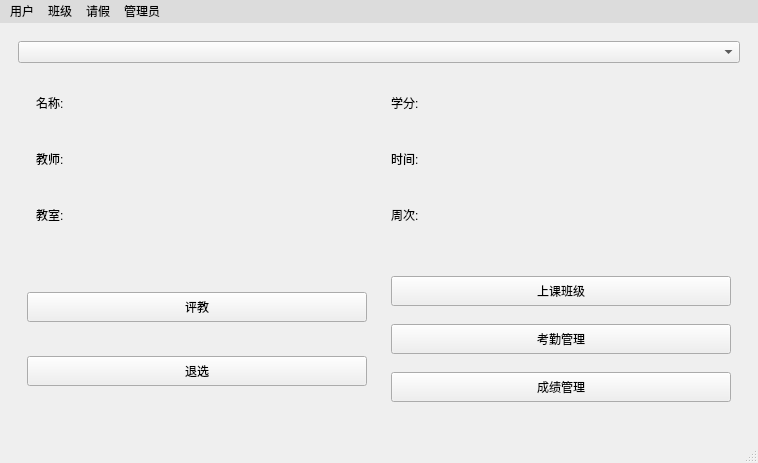
MisakiFx/zeus, file mainwindow.ui: the form before one commit.
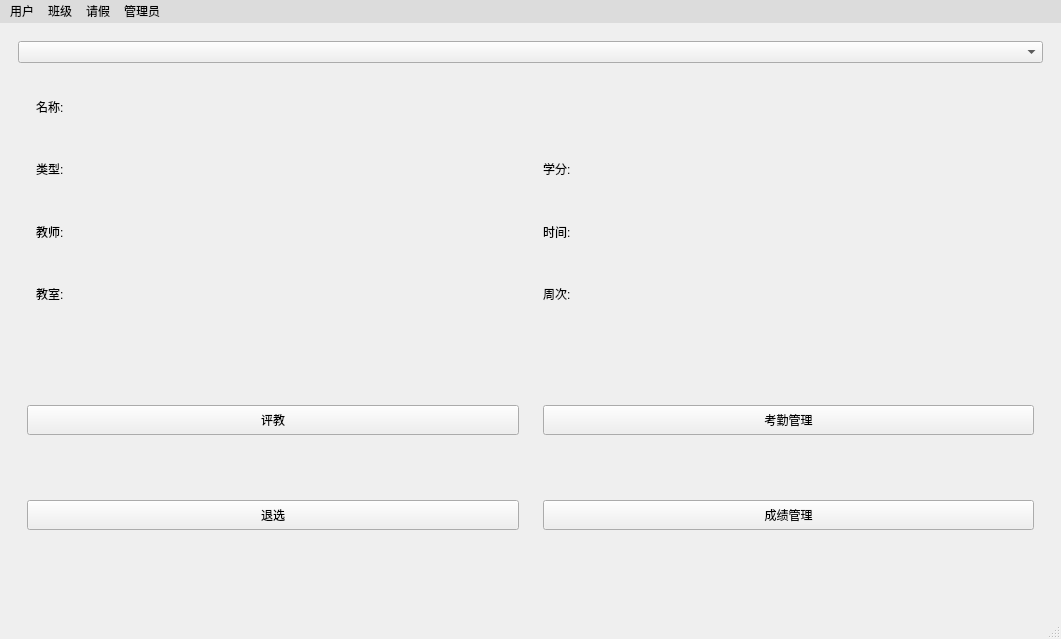
The form after the commit.

```diff
--- a/mainwindow.ui
+++ b/mainwindow.ui
@@ -6,16 +6,16 @@
    <rect>
     <x>0</x>
     <y>0</y>
-    <width>758</width>
-    <height>463</height>
+    <width>1061</width>
+    <height>639</height>
    </rect>
   </property>
   <property name="windowTitle">
    <string>zeus学生信息管理</string>
   </property>
   <widget class="QWidget" name="centralwidget">
-   <layout class="QGridLayout" name="gridLayout">
-    <item row="0" column="1">
+   <layout class="QVBoxLayout" name="verticalLayout_3">
+    <item>
      <widget class="QStackedWidget" name="stackedWidget">
       <property name="currentIndex">
        <number>1</number>
@@ -199,20 +199,90 @@
       </widget>
       <widget class="QWidget" name="pageMyClass">
        <layout class="QGridLayout" name="gridLayout_4">
+        <item row="2" column="1">
+         <widget class="QWidget" name="widget_3" native="true">
+          <layout class="QVBoxLayout" name="verticalLayout_2">
+           <item>
+            <widget class="QPushButton" name="pushButtonCauseCheck">
+             <property name="minimumSize">
+              <size>
+               <width>100</width>
+               <height>30</height>
+              </size>
+             </property>
+             <property name="text">
+              <string>考勤管理</string>
+             </property>
+            </widget>
+           </item>
+           <item>
+            <widget class="QPushButton" name="pushButtonGrade">
+             <property name="minimumSize">
+              <size>
+               <width>100</width>
+               <height>30</height>
+              </size>
+             </property>
+             <property name="text">
+              <string>成绩管理</string>
+             </property>
+            </widget>
+           </item>
+          </layout>
+         </widget>
+        </item>
         <item row="1" column="0" colspan="2">
          <widget class="QWidget" name="widget_2" native="true">
           <layout class="QGridLayout" name="gridLayout_3">
+           <item row="0" column="0">
+            <widget class="QWidget" name="widgetId_8" native="true">
+             <property name="minimumSize">
+              <size>
+               <width>250</width>
+               <height>50</height>
+              </size>
+             </property>
+             <layout class="QHBoxLayout" name="horizontalLayout_11">
+              <item>
+               <widget class="QLabel" name="labelCauseNameTitle">
+                <property name="minimumSize">
+                 <size>
+                  <width>0</width>
+                  <height>0</height>
+                 </size>
+                </property>
+                <property name="maximumSize">
+                 <size>
+                  <width>40</width>
+                  <height>16777215</height>
+                 </size>
+                </property>
+                <property name="text">
+                 <string>名称:</string>
+                </property>
+               </widget>
+              </item>
+              <item>
+               <widget class="QLabel" name="labelCauseNameContent">
+                <property name="text">
+                 <string/>
+                </property>
+               </widget>
+              </item>
+             </layout>
+            </widget>
+           </item>
            <item row="1" column="0">
-            <widget class="QWidget" name="widgetId_3" native="true">
+            <widget class="QWidget" name="widgetId_2" native="true">
              <property name="minimumSize">
               <size>
                <width>250</width>
                <height>50</height>
               </size>
              </property>
-             <layout class="QHBoxLayout" name="horizontalLayout_6">
+             <layout class="QHBoxLayout" name="horizontalLayout_5">
               <item>
-               <widget class="QLabel" name="labelIdTitle_3">
+               <widget class="QLabel" name="labelCauseTypeTitle">
                 <property name="minimumSize">
                  <size>
                   <width>0</width>
@@ -226,12 +296,12 @@
                  </size>
                 </property>
                 <property name="text">
-                 <string>教师:</string>
+                 <string>类型:</string>
                 </property>
                </widget>
               </item>
               <item>
-               <widget class="QLabel" name="labelIdContent_3">
+               <widget class="QLabel" name="labelCauseTypeContent">
                 <property name="text">
                  <string/>
                 </property>
@@ -240,45 +310,7 @@
              </layout>
             </widget>
            </item>
-           <item row="2" column="0">
-            <widget class="QWidget" name="widgetId_4" native="true">
-             <property name="minimumSize">
-              <size>
-               <width>250</width>
-               <height>50</height>
-              </size>
-             </property>
-             <layout class="QHBoxLayout" name="horizontalLayout_7">
-              <item>
-               <widget class="QLabel" name="labelIdTitle_4">
-                <property name="minimumSize">
-                 <size>
-                  <width>0</width>
-                  <height>0</height>
-                 </size>
-                </property>
-                <property name="maximumSize">
-                 <size>
-                  <width>40</width>
-                  <height>16777215</height>
-                 </size>
-                </property>
-                <property name="text">
-                 <string>教室:</string>
-                </property>
-               </widget>
-              </item>
-              <item>
-               <widget class="QLabel" name="labelIdContent_4">
-                <property name="text">
-                 <string/>
-                </property>
-               </widget>
-              </item>
-             </layout>
-            </widget>
-           </item>
-           <item row="0" column="1">
+           <item row="1" column="1">
             <widget class="QWidget" name="widgetId_5" native="true">
              <property name="minimumSize">
               <size>
@@ -316,7 +348,45 @@
              </layout>
             </widget>
            </item>
-           <item row="1" column="1">
+           <item row="2" column="0">
+            <widget class="QWidget" name="widgetId_3" native="true">
+             <property name="minimumSize">
+              <size>
+               <width>250</width>
+               <height>50</height>
+              </size>
+             </property>
+             <layout class="QHBoxLayout" name="horizontalLayout_6">
+              <item>
+               <widget class="QLabel" name="labelCauseTeacherTitle">
+                <property name="minimumSize">
+                 <size>
+                  <width>0</width>
+                  <height>0</height>
+                 </size>
+                </property>
+                <property name="maximumSize">
+                 <size>
+                  <width>40</width>
+                  <height>16777215</height>
+                 </size>
+                </property>
+                <property name="text">
+                 <string>教师:</string>
+                </property>
+               </widget>
+              </item>
+              <item>
+               <widget class="QLabel" name="labelCauseTeacherContent">
+                <property name="text">
+                 <string/>
+                </property>
+               </widget>
+              </item>
+             </layout>
+            </widget>
+           </item>
+           <item row="2" column="1">
             <widget class="QWidget" name="widgetId_6" native="true">
              <property name="minimumSize">
               <size>
@@ -354,17 +424,17 @@
              </layout>
             </widget>
            </item>
-           <item row="0" column="0">
-            <widget class="QWidget" name="widgetId_2" native="true">
+           <item row="3" column="0">
+            <widget class="QWidget" name="widgetId_4" native="true">
              <property name="minimumSize">
               <size>
                <width>250</width>
                <height>50</height>
               </size>
              </property>
-             <layout class="QHBoxLayout" name="horizontalLayout_5">
+             <layout class="QHBoxLayout" name="horizontalLayout_7">
               <item>
-               <widget class="QLabel" name="labelIdTitle_2">
+               <widget class="QLabel" name="labelCauseClassroomTitle">
                 <property name="minimumSize">
                  <size>
                   <width>0</width>
@@ -378,12 +448,12 @@
                  </size>
                 </property>
                 <property name="text">
-                 <string>名称:</string>
+                 <string>教室:</string>
                 </property>
                </widget>
               </item>
               <item>
-               <widget class="QLabel" name="labelIdContent_2">
+               <widget class="QLabel" name="labelCauseClassroomContent">
                 <property name="text">
                  <string/>
                 </property>
@@ -392,7 +462,7 @@
              </layout>
             </widget>
            </item>
-           <item row="2" column="1">
+           <item row="3" column="1">
             <widget class="QWidget" name="widgetId_7" native="true">
              <property name="minimumSize">
               <size>
@@ -474,51 +544,6 @@
           </layout>
          </widget>
         </item>
-        <item row="2" column="1">
-         <widget class="QWidget" name="widget_3" native="true">
-          <layout class="QVBoxLayout" name="verticalLayout_2">
-           <item>
-            <widget class="QPushButton" name="pushButton_8">
-             <property name="minimumSize">
-              <size>
-               <width>100</width>
-               <height>30</height>
-              </size>
-             </property>
-             <property name="text">
-              <string>上课班级</string>
-             </property>
-            </widget>
-           </item>
-           <item>
-            <widget class="QPushButton" name="pushButton_9">
-             <property name="minimumSize">
-              <size>
-               <width>100</width>
-               <height>30</height>
-              </size>
-             </property>
-             <property name="text">
-              <string>考勤管理</string>
-             </property>
-            </widget>
-           </item>
-           <item>
-            <widget class="QPushButton" name="pushButton_10">
-             <property name="minimumSize">
-              <size>
-               <width>100</width>
-               <height>30</height>
-              </size>
-             </property>
-             <property name="text">
-              <string>成绩管理</string>
-             </property>
-            </widget>
-           </item>
-          </layout>
-         </widget>
-        </item>
        </layout>
       </widget>
      </widget>
@@ -530,7 +555,7 @@
     <rect>
      <x>0</x>
      <y>0</y>
-     <width>758</width>
+     <width>1061</width>
      <height>22</height>
     </rect>
    </property>
```
Left out of the diff: 428 changed lines with no effect on the pictures.
